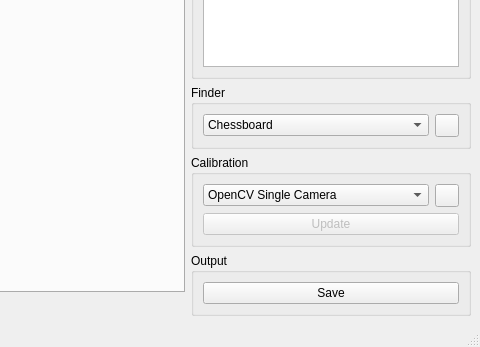
Old version of the form app/ui/IrisCC.ui in the repository xalpha/iris; both pictures show x 324 to 804 and y 356 to 703 of the 804 by 703 pixel window.
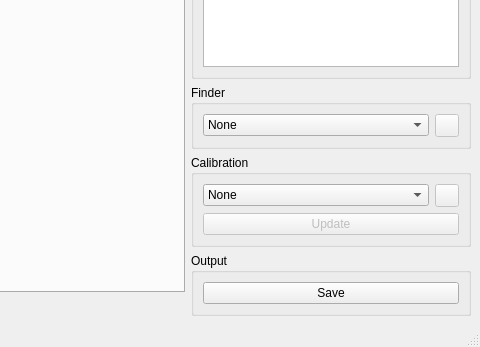
New version of the form. Icons and pictures are not drawn. Custom widgets are drawn as their Qt base class.

The edit to the form file:
```diff
--- a/app/ui/IrisCC.ui
+++ b/app/ui/IrisCC.ui
@@ -272,6 +272,11 @@
         <layout class="QHBoxLayout" name="horizontalLayout_11">
          <item>
           <widget class="QComboBox" name="select_finder">
+           <item>
+            <property name="text">
+             <string>None</string>
+            </property>
+           </item>
            <item>
             <property name="text">
              <string>Chessboard</string>
@@ -282,7 +287,7 @@
          <item>
           <widget class="QToolButton" name="configure_finder">
            <property name="enabled">
-            <bool>true</bool>
+            <bool>false</bool>
            </property>
            <property name="text">
             <string/>
@@ -306,6 +311,11 @@
           <layout class="QHBoxLayout" name="horizontalLayout_4">
            <item>
             <widget class="QComboBox" name="select_calibration">
+             <item>
+              <property name="text">
+               <string>None</string>
+              </property>
+             </item>
              <item>
               <property name="text">
                <string>OpenCV Single Camera</string>
@@ -321,7 +331,7 @@
            <item>
             <widget class="QToolButton" name="configure_calibration">
              <property name="enabled">
-              <bool>true</bool>
+              <bool>false</bool>
              </property>
              <property name="text">
               <string/>
```
Left out of the diff: 5 changed lines with no effect on the pictures.
